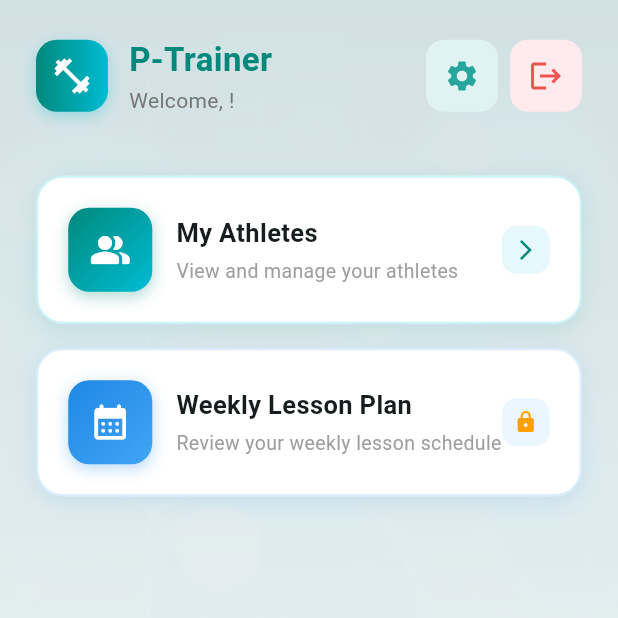
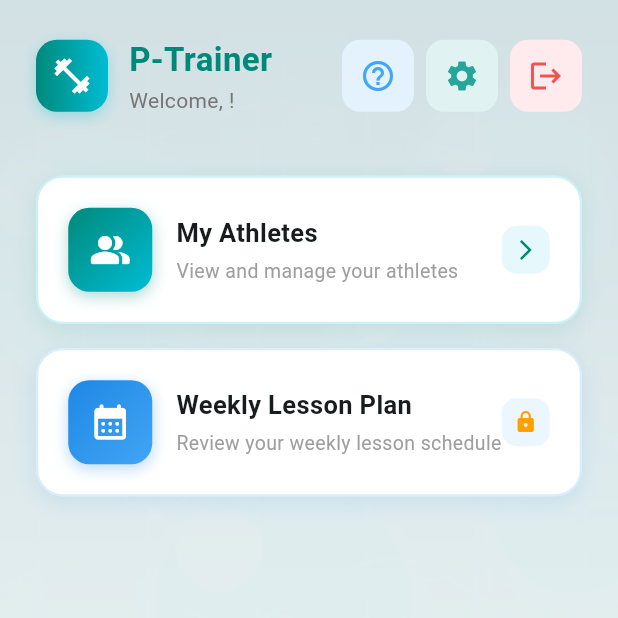
Before and after one commit to edulger90/ptrainer, a Flutter app: the HomePage screen opened directly with empty values, on a phone screen of 412 x 824 dp, the top half of it. Run offline on Flutter 3.47's test engine with Material 3 defaults, Android fonts, the phone set to English and light mode, and no system bars; our stand-ins replace cross_file, in_app_purchase, share_plus, shared_preferences, sqflite; accounts and stored records are empty.

Commit message:
Fix HomePage build errors and session timeout logic

```diff
--- a/lib/l10n/app_localizations.dart
+++ b/lib/l10n/app_localizations.dart
@@ -348,6 +348,14 @@ class AppLocalizations {
   String get premiumPurchaseError => get('premiumPurchaseError');
   String get premiumStoreUnavailable => get('premiumStoreUnavailable');
   String get premiumProductNotFound => get('premiumProductNotFound');
+  // ── Help Guide ──
+  String get help => get('help');
+  String get helpGuideTitle => get('helpGuideTitle');
+  String get helpGuidePurpose => get('helpGuidePurpose');
+  String get helpGuideFeatures => get('helpGuideFeatures');
+  String get helpGuideScreens => get('helpGuideScreens');
+  String get helpGuideFAQ => get('helpGuideFAQ');
+  String get helpGuideContact => get('helpGuideContact');
 }
 
 class _AppLocalizationsDelegate
--- a/lib/l10n/translations_en.dart
+++ b/lib/l10n/translations_en.dart
@@ -254,4 +254,18 @@ const Map<String, String> enStrings = {
   'premiumStoreUnavailable': 'Store is currently unavailable.',
   'premiumProductNotFound': 'Product not found. Please try again later.',
   'selectReason': 'Select Reason',
+
+  // Help
+  'help': 'Help',
+  'helpGuideTitle': 'App Usage Guide',
+  'helpGuidePurpose':
+      '1. Purpose and Overview\n   - This app is designed for athlete tracking, lesson planning, and period management.',
+  'helpGuideFeatures':
+      '2. Main Features\n   - Add, edit, and delete athletes\n   - Create periods and set lesson days\n   - View weekly lesson plan and calendar\n   - Cancel/make up lessons and select reasons\n   - Track completed lessons and progress',
+  'helpGuideScreens':
+      '3. Screens and Navigation\n   - Home: Athletes and overview\n   - Athlete Detail: Periods, measurements, and lesson history\n   - Period Calendar: Daily lesson status, cancel/make up\n   - Weekly Plan: Weekly lesson schedule',
+  'helpGuideFAQ':
+      '4. Frequently Asked Questions\n   - How to cancel a lesson?\n   - How to extend a period?\n   - How are completed lessons calculated?\n   - What to do in case of incorrect entries?',
+  'helpGuideContact':
+      '5. Contact & Support\n   - For issues, contact the app developer: ptrainer@edhelperapp.com',
 };
--- a/lib/l10n/translations_es.dart
+++ b/lib/l10n/translations_es.dart
@@ -251,4 +251,18 @@ const Map<String, String> esStrings = {
   'premiumStoreUnavailable': 'La tienda no está disponible actualmente.',
   'premiumProductNotFound': 'Producto no encontrado. Inténtalo más tarde.',
   'selectReason': 'Seleccionar motivo',
+
+  // Help Guide
+  'help': 'Ayuda',
+  'helpGuideTitle': 'Guía de Uso de la App',
+  'helpGuidePurpose':
+      '1. Propósito y Visión General\n   - Esta app está diseñada para el seguimiento de deportistas, planificación de clases y gestión de periodos.',
+  'helpGuideFeatures':
+      '2. Funcionalidades Principales\n   - Añadir, editar y eliminar deportistas\n   - Crear periodos y definir días de clase\n   - Ver el plan semanal y el calendario\n   - Cancelar/recuperar clases y seleccionar motivos\n   - Seguimiento de clases completadas y progreso',
+  'helpGuideScreens':
+      '3. Pantallas y Navegación\n   - Inicio: Deportistas y resumen\n   - Detalle del Deportista: Periodos, mediciones e historial de clases\n   - Calendario de Periodo: Estado diario de clases, cancelar/recuperar\n   - Plan Semanal: Horario semanal de clases',
+  'helpGuideFAQ':
+      '4. Preguntas Frecuentes\n   - ¿Cómo cancelar una clase?\n   - ¿Cómo extender un periodo?\n   - ¿Cómo se calculan las clases completadas?\n   - ¿Qué hacer ante entradas incorrectas?',
+  'helpGuideContact':
+      '5. Contacto y Soporte\n   - Para problemas, contacta al desarrollador: example@mail.com',
 };
--- a/lib/l10n/translations_nl.dart
+++ b/lib/l10n/translations_nl.dart
@@ -253,4 +253,16 @@ const Map<String, String> nlStrings = {
   'premiumStoreUnavailable': 'Winkel is momenteel niet beschikbaar.',
   'premiumProductNotFound': 'Product niet gevonden. Probeer het later opnieuw.',
   'selectReason': 'Reden selecteren',
+  'help': 'Help',
+  'helpGuideTitle': 'App Gebruikersgids',
+  'helpGuidePurpose':
+      '1. Doel en Overzicht\n   - Deze app is ontworpen voor sporterstracking, lesplanning en periodebeheer.',
+  'helpGuideFeatures':
+      '2. Belangrijkste Functies\n   - Sporters toevoegen, bewerken en verwijderen\n   - Periodes aanmaken en lesdagen instellen\n   - Bekijk het wekelijkse lesrooster en de kalender\n   - Lessen annuleren/inhalen en redenen selecteren\n   - Voltooide lessen en voortgang bijhouden',
+  'helpGuideScreens':
+      '3. Schermen en Navigatie\n   - Home: Sporters en overzicht\n   - Sporter Detail: Periodes, metingen en lesgeschiedenis\n   - Periodekalender: Dagelijkse lesstatus, annuleren/inhalen\n   - Weekplanning: Wekelijks lesrooster',
+  'helpGuideFAQ':
+      '4. Veelgestelde Vragen\n   - Hoe annuleer ik een les?\n   - Hoe verleng ik een periode?\n   - Hoe worden voltooide lessen berekend?\n   - Wat te doen bij foutieve invoer?',
+  'helpGuideContact':
+      '5. Contact & Ondersteuning\n   - Voor problemen, neem contact op met de ontwikkelaar: example@mail.com',
 };
--- a/lib/l10n/translations_tr.dart
+++ b/lib/l10n/translations_tr.dart
@@ -253,4 +253,16 @@ const Map<String, String> trStrings = {
   'premiumProductNotFound':
       'Ürün bulunamadı. Lütfen daha sonra tekrar deneyin.',
   'selectReason': 'Sebep Seçin',
+  'help': 'Yardım',
+  'helpGuideTitle': 'Uygulama Kullanım Rehberi',
+  'helpGuidePurpose':
+      '1. Amaç ve Genel Bakış\n   - Bu uygulama, sporcu takibi, ders planlama ve periyot yönetimi için tasarlanmıştır.',
+  'helpGuideFeatures':
+      '2. Ana Özellikler\n   - Sporcu ekleme, düzenleme ve silme\n   - Periyot oluşturma ve ders günlerini belirleme\n   - Haftalık ders planı ve takvim görüntüleme\n   - Ders iptal/telafi işlemleri ve sebep seçimi\n   - Tamamlanan ders sayısı ve ilerleme takibi',
+  'helpGuideScreens':
+      '3. Ekranlar ve Navigasyon\n   - Ana sayfa: Sporcular ve genel özet\n   - Sporcu Detay: Periyotlar, ölçümler ve geçmiş dersler\n   - Periyot Takvimi: Günlük ders durumu, iptal/telafi işlemleri\n   - Haftalık Plan: Haftanın ders programı',
+  'helpGuideFAQ':
+      '4. Sıkça Sorulanlar\n   - Ders nasıl iptal edilir?\n   - Periyot nasıl uzatılır?\n   - Tamamlanan dersler nasıl hesaplanır?\n   - Hatalı girişlerde ne yapılmalı?',
+  'helpGuideContact':
+      '5. İletişim ve Destek\n   - Sorunlarınız için uygulama geliştiricisine ulaşabilirsiniz: ptrainer@edhelperapp.com',
 };
--- a/lib/pages/home_page.dart
+++ b/lib/pages/home_page.dart
@@ -8,15 +8,51 @@ import 'settings_page.dart';
 import 'premium_page.dart';
 import '../widgets/app_background.dart';
 import '../l10n/app_localizations.dart';
+import 'help_guide_page.dart';
+import 'dart:async';
 
-class HomePage extends StatelessWidget {
+class HomePage extends StatefulWidget {
   final User currentUser;
   const HomePage({super.key, required this.currentUser});
 
   @override
+  State<HomePage> createState() => _HomePageState();
+}
+
+class _HomePageState extends State<HomePage> {
+  Timer? _sessionTimer;
+
+  @override
+  void initState() {
+    super.initState();
+    _resetSessionTimer();
+  }
+
+  @override
+  void dispose() {
+    _sessionTimer?.cancel();
+    super.dispose();
+  }
+
+  void _resetSessionTimer() {
+    _sessionTimer?.cancel();
+    _sessionTimer = Timer(const Duration(minutes: 5), _logout);
+  }
+
+  void _logout() {
+    if (!mounted) return;
+    Navigator.of(
+      context,
+    ).pushReplacement(MaterialPageRoute(builder: (_) => const AuthPage()));
+  }
+
+  @override
   Widget build(BuildContext context) {
     final l = AppLocalizations.of(context);
-    return Scaffold(
+    return Listener(
+      onPointerDown: (_) => _resetSessionTimer(),
+      behavior: HitTestBehavior.translucent,
+      child: Scaffold(
         body: AppBackground(
           child: SafeArea(
             child: Padding(
@@ -24,7 +60,7 @@ class HomePage extends StatelessWidget {
               child: Column(
                 crossAxisAlignment: CrossAxisAlignment.stretch,
                 children: [
-                // ── Üst Bar: Logo + Çıkış ──
+                  // ── Üst Bar: Logo + Çıkış + Yardım ──
                   Row(
                     children: [
                       Container(
@@ -65,7 +101,7 @@ class HomePage extends StatelessWidget {
                             ),
                             const SizedBox(height: 2),
                             Text(
-                            l.welcome(currentUser.username),
+                              l.welcome(widget.currentUser.username),
                               style: TextStyle(
                                 fontSize: 14,
                                 color: Colors.grey[600],
@@ -74,6 +110,28 @@ class HomePage extends StatelessWidget {
                           ],
                         ),
                       ),
+                      // Yardım Butonu
+                      Container(
+                        decoration: BoxDecoration(
+                          color: Colors.blue[50],
+                          borderRadius: BorderRadius.circular(12),
+                        ),
+                        child: IconButton(
+                          icon: Icon(
+                            Icons.help_outline,
+                            color: Colors.blue[400],
+                          ),
+                          tooltip: 'Yardım',
+                          onPressed: () {
+                            Navigator.of(context).push(
+                              MaterialPageRoute(
+                                builder: (_) => const HelpGuidePage(),
+                              ),
+                            );
+                          },
+                        ),
+                      ),
+                      const SizedBox(width: 8),
                       Container(
                         decoration: BoxDecoration(
                           color: Colors.teal[50],
@@ -102,7 +160,9 @@ class HomePage extends StatelessWidget {
                           tooltip: l.logout,
                           onPressed: () {
                             Navigator.of(context).pushReplacement(
-                            MaterialPageRoute(builder: (_) => const AuthPage()),
+                              MaterialPageRoute(
+                                builder: (_) => const AuthPage(),
+                              ),
                             );
                           },
                         ),
@@ -116,12 +176,15 @@ class HomePage extends StatelessWidget {
                     icon: Icons.people_alt_rounded,
                     title: l.myAthletes,
                     subtitle: l.manageAthletesDesc,
-                  gradientColors: const [Color(0xFF00897B), Color(0xFF00BCD4)],
+                    gradientColors: const [
+                      Color(0xFF00897B),
+                      Color(0xFF00BCD4),
+                    ],
                     onTap: () {
                       Navigator.of(context).push(
                         MaterialPageRoute(
                           builder: (_) =>
-                            ClientListPage(currentUser: currentUser),
+                              ClientListPage(currentUser: widget.currentUser),
                         ),
                       );
                     },
@@ -131,25 +194,31 @@ class HomePage extends StatelessWidget {
                     icon: Icons.calendar_month_rounded,
                     title: l.weeklyPlan,
                     subtitle: l.weeklyPlanDesc,
-                  gradientColors: const [Color(0xFF1E88E5), Color(0xFF42A5F5)],
+                    gradientColors: const [
+                      Color(0xFF1E88E5),
+                      Color(0xFF42A5F5),
+                    ],
                     isLocked: !PremiumService().canAccessWeeklyPlan,
                     onTap: () {
                       if (!PremiumService().canAccessWeeklyPlan) {
                         Navigator.of(context).push(
-                        MaterialPageRoute(builder: (_) => const PremiumPage()),
+                          MaterialPageRoute(
+                            builder: (_) => const PremiumPage(),
+                          ),
                         );
                         return;
                       }
                       Navigator.of(context).push(
                         MaterialPageRoute(
                           builder: (_) =>
-                            WeeklyPlanPage(currentUser: currentUser),
+                              WeeklyPlanPage(currentUser: widget.currentUser),
                         ),
                       );
                     },
                   ),
                   // Analiz kartı ileride eklenecek
                 ],
+              ),
             ),
           ),
         ),
```
Also changed, not shown: lib/pages/help_guide_page.dart (added, +33 -0 lines). Lines whose indentation alone changed are shown as unchanged.
